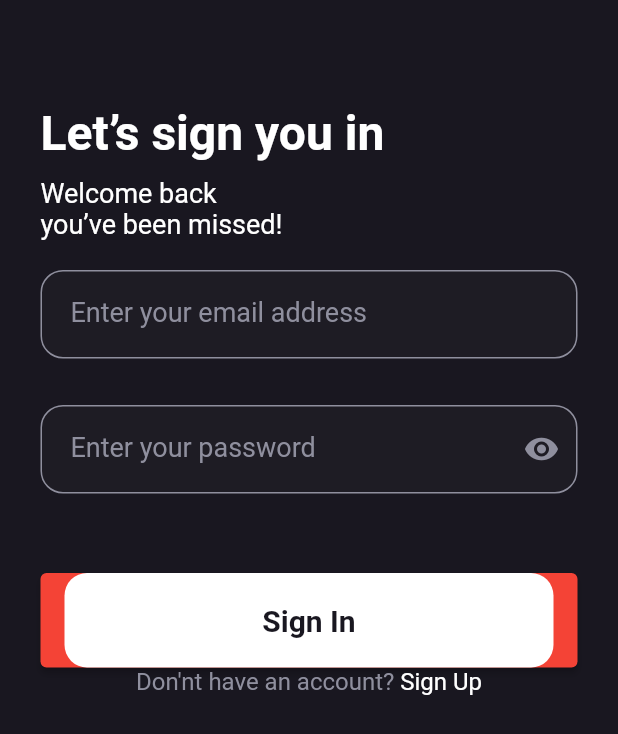
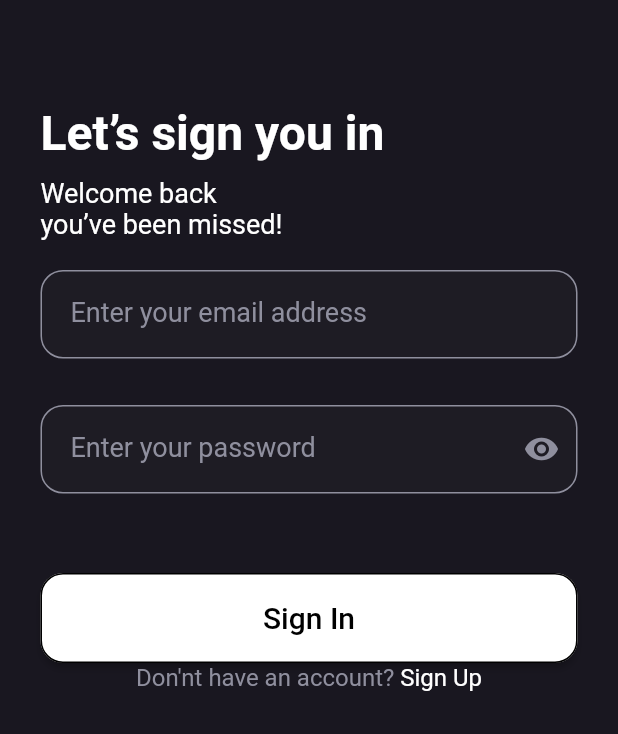
Before and after one commit to alihaij/invoice, a Flutter app: the screen it shows after launch, on a phone screen of 412 x 824 dp. Shown: the top 734 px of the screen. Run offline on Flutter 3.47's test engine with Material 2 defaults, Android fonts, the phone set to English and light mode, and no system bars; drawn by our look-alikes of modal_progress_hud_nsn; our stand-ins replace cloud_firestore, firebase_auth, firebase_core, firebase_storage, open_file, pdf and 1 more; accounts and stored records are empty; Roboto replaces fonts that are missing (Poppins).

Commit message:
last commit

```diff
--- a/lib/components/custom_button.dart
+++ b/lib/components/custom_button.dart
@@ -3,7 +3,7 @@ import '../constants.dart';
 
 class CustomButton extends StatelessWidget {
   final String text;
-  final Function onPressed;
+  final VoidCallback onPressed;
 
   const CustomButton({Key? key, required this.text, required this.onPressed})
       : super(key: key);
@@ -11,23 +11,21 @@ class CustomButton extends StatelessWidget {
   @override
   Widget build(BuildContext context) {
     return ElevatedButton(
-      onPressed: () {
-        onPressed();
-      },
-      style: ElevatedButton.styleFrom(
-        backgroundColor: Colors.red,
+      style: ButtonStyle(
+          minimumSize: MaterialStateProperty.all(const Size(400, 60)),
+          backgroundColor: MaterialStateProperty.all(Colors.white),
+          overlayColor: MaterialStateProperty.all(Colors.black54),
+          shape: MaterialStateProperty.all<RoundedRectangleBorder>(
+              RoundedRectangleBorder(
+                  borderRadius: BorderRadius.circular(15.0),
+                  side: BorderSide(color: Colors.black)))),
+      child: FittedBox(
+        child: Text(
+          text,
+          style: TextStyle(fontSize: 20, color: Colors.black),
+        ),
       ),
-      child: Container(
-          margin: const EdgeInsets.all(0),
-          padding: const EdgeInsets.only(top: 20, bottom: 20),
-          alignment: Alignment.center,
-          decoration: BoxDecoration(
-            borderRadius: kBorderRadius,
-            color: kPrimaryColor,
-          ),
-          child: Text(text,
-              style: const TextStyle(
-                  fontSize: 20, color: kBGColor, fontWeight: FontWeight.w600))),
+      onPressed: onPressed,
     );
   }
 }
--- a/lib/model/buyer.dart
+++ b/lib/model/buyer.dart
@@ -1,7 +1,7 @@
-class Customer {
+class Buyer {
   final String name;
 
-  const Customer({
+  const Buyer({
     required this.name,
   });
 }
--- a/lib/model/seller.dart
+++ b/lib/model/seller.dart
@@ -1,10 +1,10 @@
-class Supplier {
+class Seller {
   final String name;
   final String address;
   final String webSite;
   final String vatRegistrationNum;
 
-  const Supplier({
+  const Seller({
     required this.vatRegistrationNum,
     required this.name,
     required this.address,
--- a/lib/utils.dart
+++ b/lib/utils.dart
@@ -1,6 +1,6 @@
 import 'package:intl/intl.dart';
 
 class Utils {
-  static formatPrice(double price) => '\$ ${price.toStringAsFixed(2)}';
+  static formatPrice(double price) => '${price.toStringAsFixed(2)} SAR';
   static formatDate(DateTime date) => DateFormat.yMd().format(date);
 }
```
Also changed, not shown: lib/api/pdf_invoice_api.dart (+17 -15 lines), lib/model/invoice.dart (+5 -10 lines), lib/screens/pdf_page.dart (+17 -24 lines).
